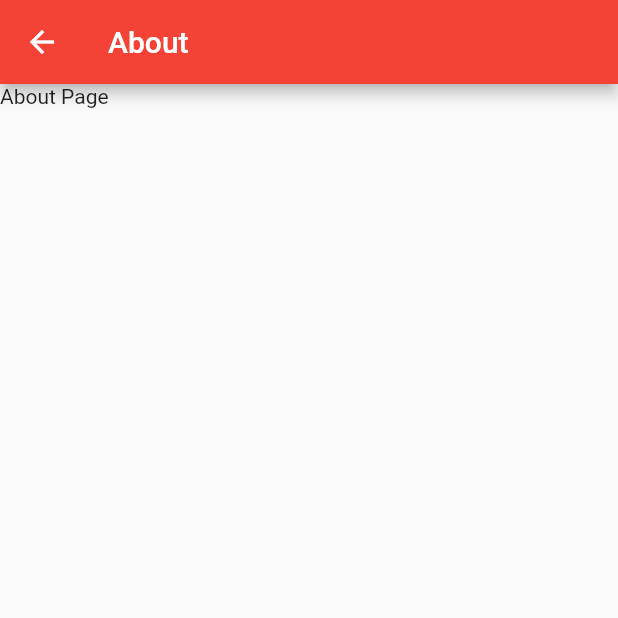
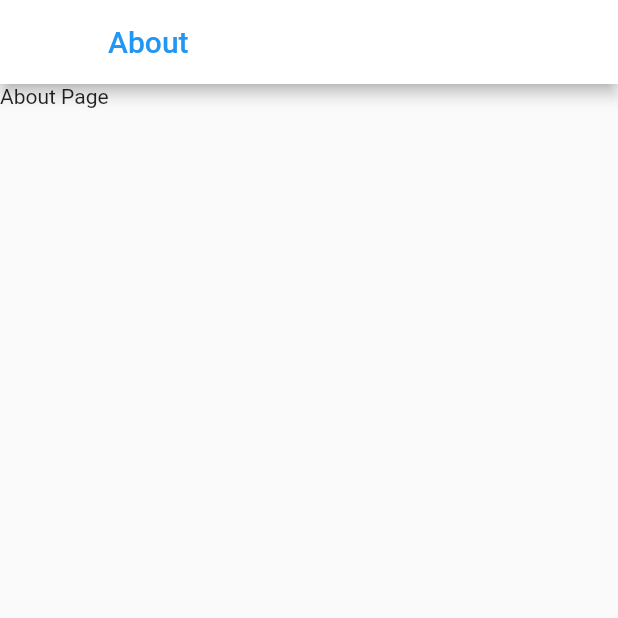
Before and after one commit to vtomic85/fuel-expenses, a Flutter app: the AboutPage screen opened by its route, on a phone screen of 412 x 824 dp, the top half of it. Run offline on Flutter 3.47's test engine with Material 2 defaults, Android fonts, the phone set to English and light mode, and no system bars.

Commit message:
Changed colors of AppBar

```diff
--- a/lib/pages/about_page.dart
+++ b/lib/pages/about_page.dart
@@ -6,7 +6,11 @@ class AboutPage extends StatelessWidget {
     return SafeArea(
       child: Scaffold(
         appBar: AppBar(
-          title: Text('About'),
+          backgroundColor: Colors.white,
+          title: Text(
+            'About',
+            style: TextStyle(color: Colors.blue),
+          ),
         ),
         body: Column(
           children: [
```
